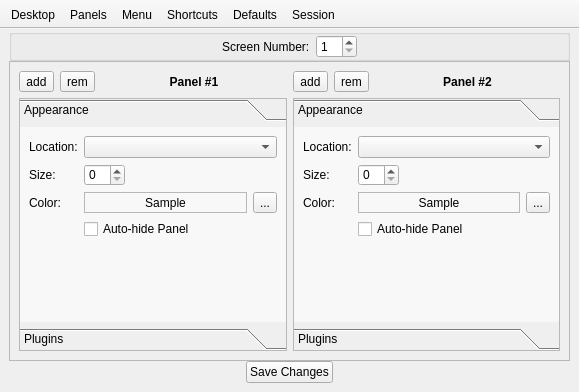
Before: the Qt Designer form lumina-config/mainUI.ui in lumina-desktop/lumina, drawn with Qt 5.
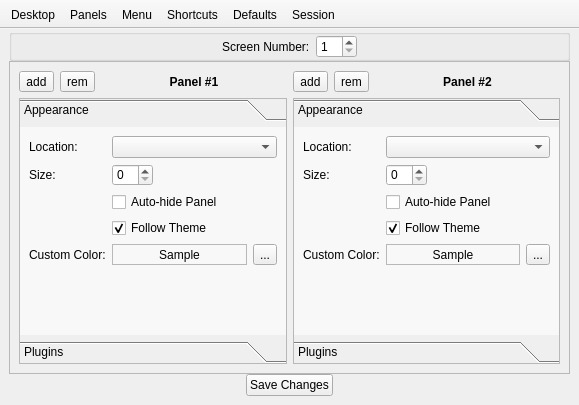
After: the same form once the commit is applied. The open tabs and pages were chosen to show the change.

Commit message: Add knowledge of the new Panel theme setting to lumina-config.

```diff
--- a/lumina-config/mainUI.ui
+++ b/lumina-config/mainUI.ui
@@ -10,7 +10,7 @@
     <x>0</x>
     <y>0</y>
     <width>579</width>
-    <height>392</height>
+    <height>405</height>
    </rect>
   </property>
   <property name="windowTitle">
@@ -376,7 +376,7 @@
              <x>0</x>
              <y>0</y>
              <width>265</width>
-             <height>193</height>
+             <height>184</height>
             </rect>
            </property>
            <attribute name="label">
@@ -413,14 +413,14 @@
             <item row="1" column="1">
              <widget class="QSpinBox" name="spin_panel2_size"/>
             </item>
-            <item row="2" column="0">
+            <item row="4" column="0">
              <widget class="QLabel" name="label_9">
               <property name="text">
-               <string>Color:</string>
+               <string>Custom Color:</string>
               </property>
              </widget>
             </item>
-            <item row="2" column="1">
+            <item row="4" column="1">
              <layout class="QHBoxLayout" name="horizontalLayout_10">
               <item>
                <widget class="QLabel" name="label_panel2_sample">
@@ -450,13 +450,23 @@
               </item>
              </layout>
             </item>
-            <item row="3" column="1">
+            <item row="2" column="1">
              <widget class="QCheckBox" name="check_panel2_hidepanel">
               <property name="text">
                <string>Auto-hide Panel </string>
               </property>
              </widget>
             </item>
+            <item row="3" column="1">
+             <widget class="QCheckBox" name="check_panel2_usetheme">
+              <property name="text">
+               <string>Follow Theme</string>
+              </property>
+              <property name="checked">
+               <bool>true</bool>
+              </property>
+             </widget>
+            </item>
            </layout>
           </widget>
           <widget class="QWidget" name="page_panel2_plugins">
@@ -603,7 +613,7 @@
              <x>0</x>
              <y>0</y>
              <width>266</width>
-             <height>193</height>
+             <height>184</height>
             </rect>
            </property>
            <attribute name="label">
@@ -640,14 +650,14 @@
             <item row="1" column="1">
              <widget class="QSpinBox" name="spin_panel1_size"/>
             </item>
-            <item row="2" column="0">
+            <item row="4" column="0">
              <widget class="QLabel" name="label_5">
               <property name="text">
-               <string>Color:</string>
+               <string>Custom Color:</string>
               </property>
              </widget>
             </item>
-            <item row="2" column="1">
+            <item row="4" column="1">
              <layout class="QHBoxLayout" name="horizontalLayout_8">
               <item>
                <widget class="QLabel" name="label_panel1_sample">
@@ -677,13 +687,23 @@
               </item>
              </layout>
             </item>
-            <item row="3" column="1">
+            <item row="2" column="1">
              <widget class="QCheckBox" name="check_panel1_hidepanel">
               <property name="text">
                <string>Auto-hide Panel </string>
               </property>
              </widget>
             </item>
+            <item row="3" column="1">
+             <widget class="QCheckBox" name="check_panel1_usetheme">
+              <property name="text">
+               <string>Follow Theme</string>
+              </property>
+              <property name="checked">
+               <bool>true</bool>
+              </property>
+             </widget>
+            </item>
            </layout>
           </widget>
           <widget class="QWidget" name="page_panel1_plugins">
```
Left out of the diff: 38 changed lines with no effect on the pictures. The commit also changes 1 other file.
